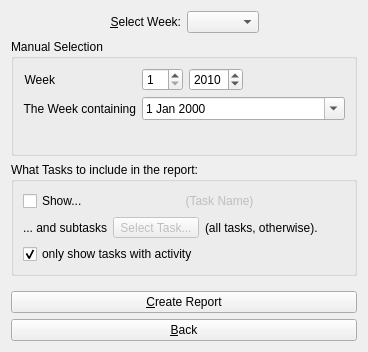
First picture: the form in Charm/Reports/WeeklyTimeSheetConfigurationPage.ui, repository KDAB/Charm, before the edit.
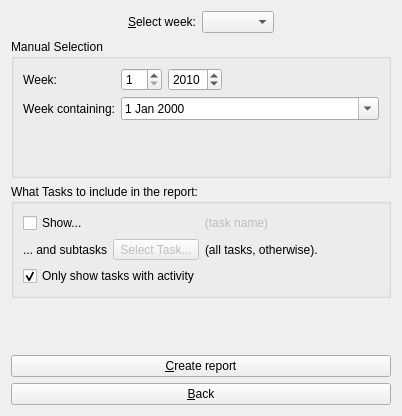
Second picture: the form after the edit.

What changed in the file:
```diff
--- a/Charm/Reports/WeeklyTimeSheetConfigurationPage.ui
+++ b/Charm/Reports/WeeklyTimeSheetConfigurationPage.ui
@@ -6,8 +6,8 @@
    <rect>
     <x>0</x>
     <y>0</y>
-    <width>368</width>
-    <height>352</height>
+    <width>402</width>
+    <height>416</height>
    </rect>
   </property>
   <layout class="QVBoxLayout" name="verticalLayout">
@@ -29,7 +29,7 @@
      <item>
       <widget class="QLabel" name="label">
        <property name="text">
-        <string>&amp;Select Week:</string>
+        <string>&amp;Select week:</string>
        </property>
        <property name="alignment">
         <set>Qt::AlignRight|Qt::AlignTrailing|Qt::AlignVCenter</set>
@@ -69,7 +69,7 @@
       <item row="1" column="0">
        <widget class="QLabel" name="label_4">
         <property name="text">
-         <string>Week</string>
+         <string>Week:</string>
         </property>
         <property name="alignment">
          <set>Qt::AlignRight|Qt::AlignTrailing|Qt::AlignVCenter</set>
@@ -122,7 +122,7 @@
       <item row="4" column="0">
        <widget class="QLabel" name="label_2">
         <property name="text">
-         <string>The Week containing</string>
+         <string>Week containing:</string>
         </property>
         <property name="alignment">
          <set>Qt::AlignRight|Qt::AlignTrailing|Qt::AlignVCenter</set>
@@ -182,7 +182,7 @@
            </sizepolicy>
           </property>
           <property name="text">
-           <string>(Task Name)</string>
+           <string>(task name)</string>
           </property>
           <property name="alignment">
            <set>Qt::AlignCenter</set>
@@ -235,7 +235,7 @@
       <item>
        <widget class="QCheckBox" name="checkBoxActiveOnly">
         <property name="text">
-         <string>only show tasks with activity</string>
+         <string>Only show tasks with activity</string>
         </property>
         <property name="checked">
          <bool>true</bool>
@@ -261,7 +261,7 @@
    <item>
     <widget class="QPushButton" name="pushButtonReport">
      <property name="text">
-      <string>&amp;Create Report</string>
+      <string>&amp;Create report</string>
      </property>
     </widget>
    </item>
```
